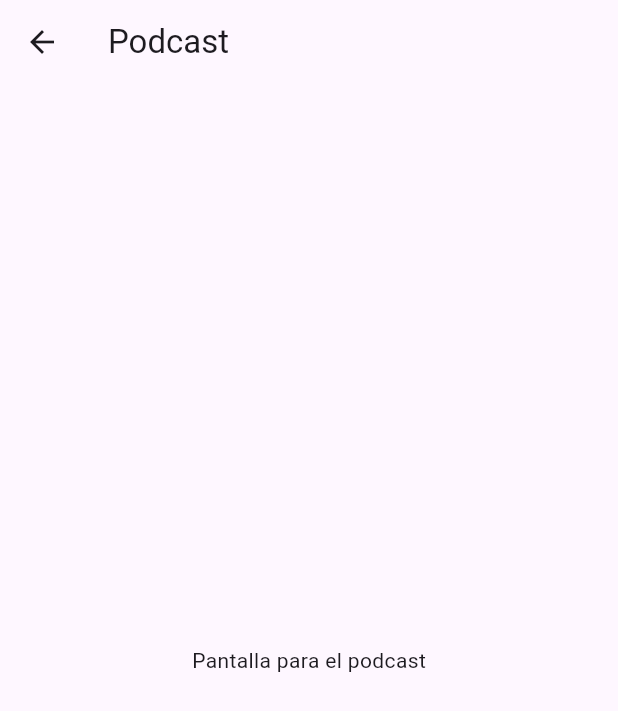
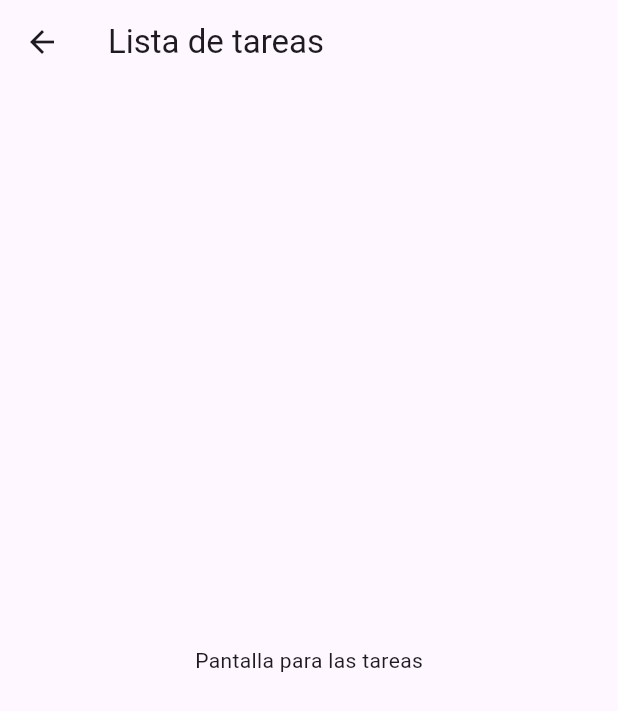
Before and after one commit to Progra-Movil-917/Laboratorio2_Equipo2, a Flutter app: the TareasScreen screen opened by its route, on a phone screen of 412 x 824 dp. Shown: the top 711 px of the screen. Run offline on Flutter 3.47's test engine with Material 3 defaults, Android fonts, the phone set to English and light mode, and no system bars.

Commit message:
arreglo de error del menu principal

```diff
--- a/lib/screens/podcast.dart
+++ b/lib/screens/podcast.dart
@@ -7,10 +7,10 @@ class PodcastScreen extends StatelessWidget {
   Widget build(BuildContext context) {
     return Scaffold(
       appBar: AppBar(
-        title: const Text('Lista de Tareas'),
+        title: const Text('Podcast'),
       ),
       body: const Center(
-        child: Text('Pantalla para las tareas'),
+        child: Text('Pantalla para el podcast'),
       ),
     );
   }
--- a/lib/screens/tareas.dart
+++ b/lib/screens/tareas.dart
@@ -7,10 +7,10 @@ class TareasScreen extends StatelessWidget {
   Widget build(BuildContext context) {
     return Scaffold(
       appBar: AppBar(
-        title: const Text('Podcast'),
+        title: const Text('Lista de tareas'),
       ),
       body: const Center(
-        child: Text('Pantalla para el podcast'),
+        child: Text('Pantalla para las tareas'),
       ),
     );
   }
```
